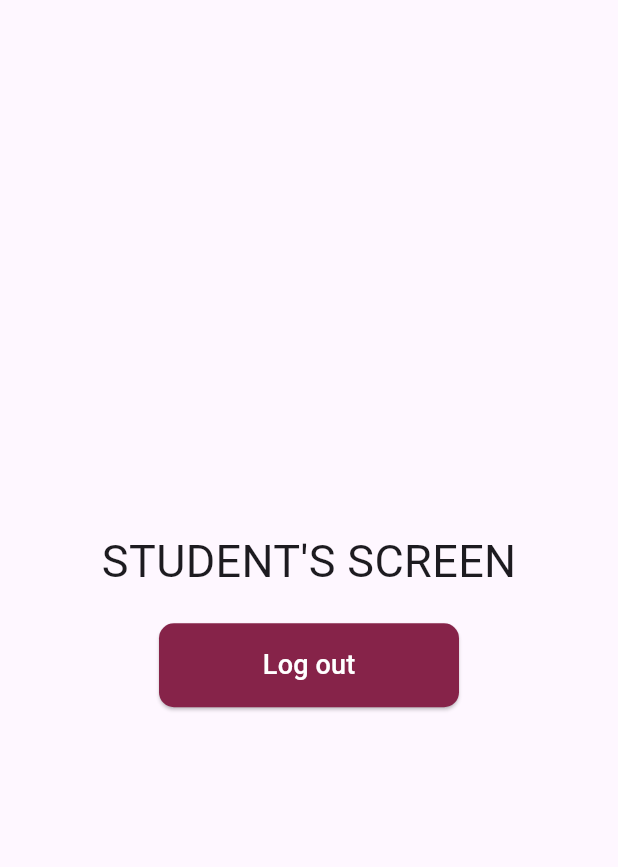
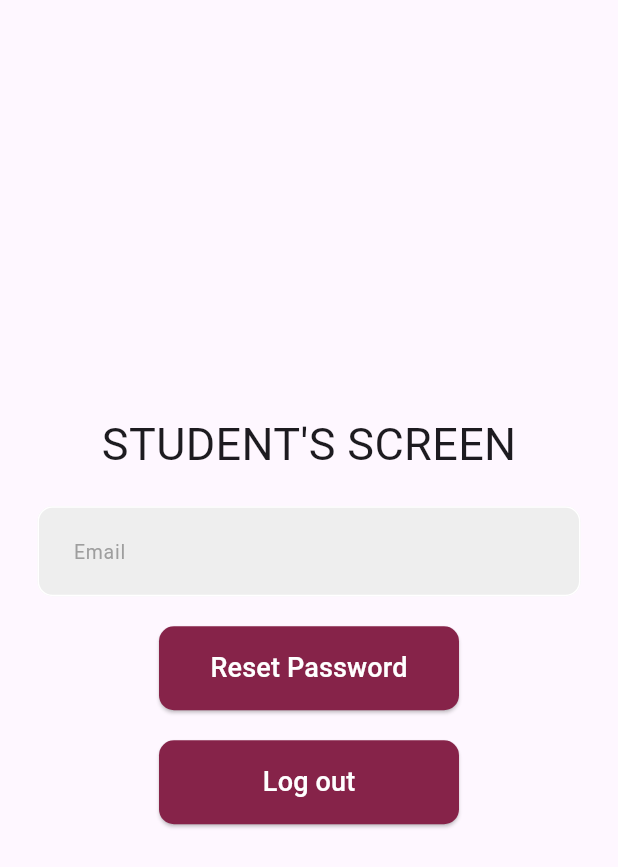
Before and after one commit to gabrielSantoc/EUCcheduler, a Flutter app: the screen it shows once a user with an empty profile is signed in, on a phone screen of 412 x 824 dp. Shown: the top 867 px of the screen. Run offline on Flutter 3.47's test engine with Material 3 defaults, Android fonts, the phone set to English and light mode, and no system bars; our stand-ins replace loading_animation_widget, supabase_flutter; accounts and stored records are empty; network calls fail.

```diff
--- a/lib/screens/student_screen.dart
+++ b/lib/screens/student_screen.dart
@@ -1,11 +1,20 @@
 import 'package:flutter/material.dart';
 import 'package:my_schedule/main.dart';
 import 'package:my_schedule/shared/button.dart';
+import 'package:my_schedule/shared/text_field.dart';
 
-class StudentScreen extends StatelessWidget {
+class StudentScreen extends StatefulWidget {
 
 
   const StudentScreen({super.key});
+
+  @override
+  State<StudentScreen> createState() => _StudentScreenState();
+}
+
+class _StudentScreenState extends State<StudentScreen> {
+
+  final _emailController = TextEditingController();
 
   @override
   Widget build(BuildContext context) {
@@ -23,6 +32,22 @@ class StudentScreen extends StatelessWidget {
 
             const SizedBox(height: 20),
 
+            MyTextFormField(
+              controller: _emailController,
+              hintText: "Email",
+              obscureText: false
+            ),
+            const SizedBox(height: 20),
+
+            MyButton(
+              onTap: () async{
+
+              },
+              buttonName: "Reset Password"
+            ),
+
+            const SizedBox(height: 20),
+
             MyButton(
               onTap: () async{
                 await supabase.auth.signOut();
```
Also changed, not shown: lib/auth/auth.dart (+8 -0 lines), lib/auth/login.dart (+33 -5 lines), lib/auth/register.dart (+20 -24 lines), lib/shared/alert.dart (added, +72 -0 lines), lib/shared/constants.dart (+8 -9 lines).
